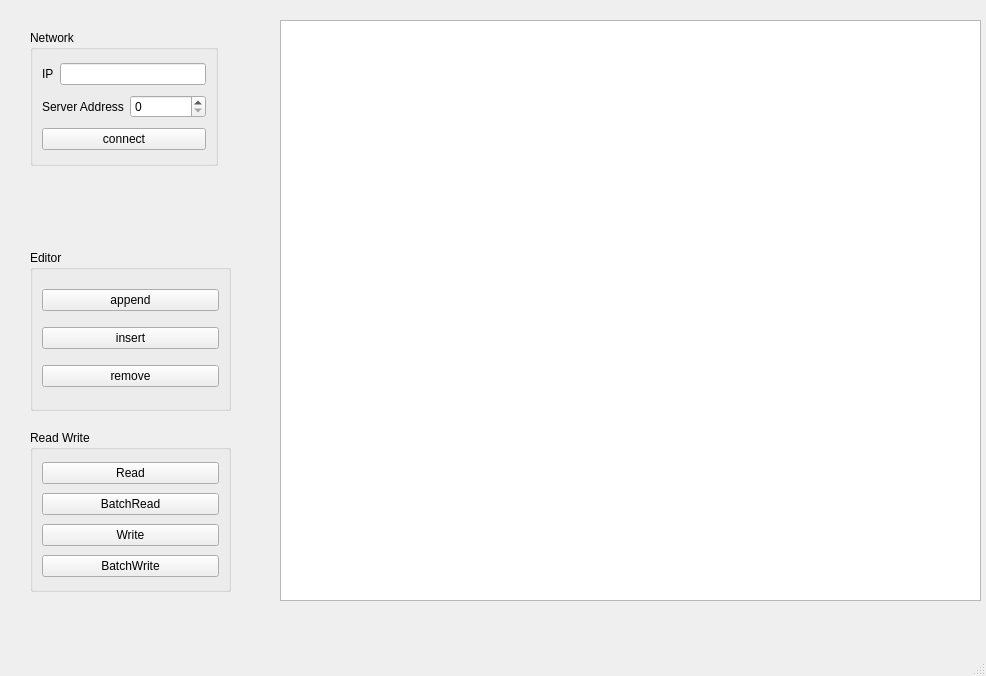
The window that ui/mainwindow.ui (XiaoYangsCode/NetAssist) describes before a commit, drawn with Qt 5.
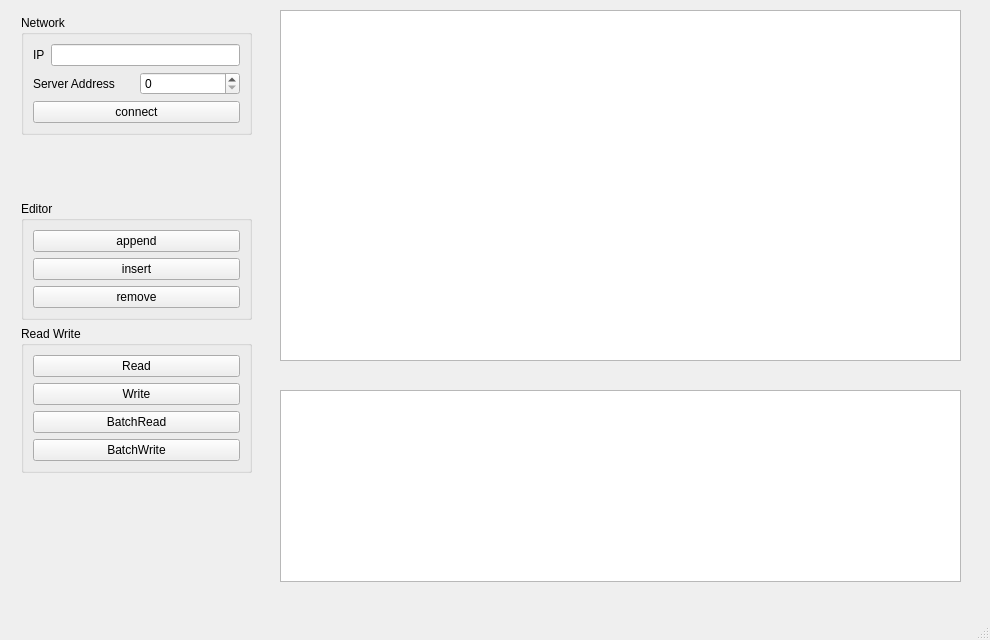
The same window after the commit.

Commit message: 【修改】调整UI

Patch:
```diff
--- a/ui/mainwindow.ui
+++ b/ui/mainwindow.ui
@@ -6,8 +6,8 @@
    <rect>
     <x>0</x>
     <y>0</y>
-    <width>986</width>
-    <height>676</height>
+    <width>990</width>
+    <height>640</height>
    </rect>
   </property>
   <property name="windowTitle">
@@ -18,100 +18,34 @@
     <property name="geometry">
      <rect>
       <x>280</x>
-      <y>20</y>
-      <width>701</width>
-      <height>581</height>
+      <y>10</y>
+      <width>681</width>
+      <height>351</height>
      </rect>
     </property>
    </widget>
-   <widget class="QGroupBox" name="readWriteGroupBox">
+   <widget class="QTextBrowser" name="logTextBrowser">
     <property name="geometry">
      <rect>
-      <x>30</x>
-      <y>430</y>
-      <width>201</width>
-      <height>162</height>
+      <x>280</x>
+      <y>390</y>
+      <width>681</width>
+      <height>192</height>
      </rect>
     </property>
-    <property name="title">
-     <string>Read Write</string>
-    </property>
-    <layout class="QVBoxLayout" name="verticalLayout">
-     <item>
-      <widget class="QPushButton" name="readPushButton">
-       <property name="text">
-        <string>Read</string>
-       </property>
-      </widget>
-     </item>
-     <item>
-      <widget class="QPushButton" name="batchReadPushButton">
-       <property name="text">
-        <string>BatchRead</string>
-       </property>
-      </widget>
-     </item>
-     <item>
-      <widget class="QPushButton" name="writePushButton">
-       <property name="text">
-        <string>Write</string>
-       </property>
-      </widget>
-     </item>
-     <item>
-      <widget class="QPushButton" name="batchWritePushButton">
-       <property name="text">
-        <string>BatchWrite</string>
-       </property>
-      </widget>
-     </item>
-    </layout>
-   </widget>
-   <widget class="QGroupBox" name="editGroupBox">
+   </widget>
+   <widget class="QWidget" name="">
     <property name="geometry">
      <rect>
-      <x>30</x>
-      <y>250</y>
-      <width>201</width>
-      <height>161</height>
+      <x>21</x>
+      <y>15</y>
+      <width>231</width>
+      <height>561</height>
      </rect>
     </property>
-    <property name="title">
-     <string>Editor</string>
-    </property>
-    <layout class="QVBoxLayout" name="verticalLayout_2">
+    <layout class="QVBoxLayout" name="verticalLayout_4">
      <item>
-      <widget class="QPushButton" name="appendPushButton">
-       <property name="text">
-        <string>append</string>
-       </property>
-      </widget>
-     </item>
-     <item>
-      <widget class="QPushButton" name="insertPushButton">
-       <property name="text">
-        <string>insert</string>
-       </property>
-      </widget>
-     </item>
-     <item>
-      <widget class="QPushButton" name="removePushButton">
-       <property name="text">
-        <string>remove</string>
-       </property>
-      </widget>
-     </item>
-    </layout>
-   </widget>
    <widget class="QGroupBox" name="networkGroupBox">
-    <property name="geometry">
-     <rect>
-      <x>30</x>
-      <y>30</y>
-      <width>188</width>
-      <height>136</height>
-     </rect>
-    </property>
     <property name="title">
      <string>Network</string>
     </property>
@@ -164,6 +98,105 @@
      </item>
     </layout>
    </widget>
+     </item>
+     <item>
+      <spacer name="verticalSpacer">
+       <property name="orientation">
+        <enum>Qt::Vertical</enum>
+       </property>
+       <property name="sizeType">
+        <enum>QSizePolicy::Fixed</enum>
+       </property>
+       <property name="sizeHint" stdset="0">
+        <size>
+         <width>20</width>
+         <height>60</height>
+        </size>
+       </property>
+      </spacer>
+     </item>
+     <item>
+      <widget class="QGroupBox" name="editGroupBox">
+       <property name="title">
+        <string>Editor</string>
+       </property>
+       <layout class="QVBoxLayout" name="verticalLayout_2">
+        <item>
+         <widget class="QPushButton" name="appendPushButton">
+          <property name="text">
+           <string>append</string>
+          </property>
+         </widget>
+        </item>
+        <item>
+         <widget class="QPushButton" name="insertPushButton">
+          <property name="text">
+           <string>insert</string>
+          </property>
+         </widget>
+        </item>
+        <item>
+         <widget class="QPushButton" name="removePushButton">
+          <property name="text">
+           <string>remove</string>
+          </property>
+         </widget>
+        </item>
+       </layout>
+      </widget>
+     </item>
+     <item>
+      <widget class="QGroupBox" name="readWriteGroupBox">
+       <property name="title">
+        <string>Read Write</string>
+       </property>
+       <layout class="QVBoxLayout" name="verticalLayout">
+        <item>
+         <widget class="QPushButton" name="readPushButton">
+          <property name="text">
+           <string>Read</string>
+          </property>
+         </widget>
+        </item>
+        <item>
+         <widget class="QPushButton" name="writePushButton">
+          <property name="text">
+           <string>Write</string>
+          </property>
+         </widget>
+        </item>
+        <item>
+         <widget class="QPushButton" name="batchReadPushButton">
+          <property name="text">
+           <string>BatchRead</string>
+          </property>
+         </widget>
+        </item>
+        <item>
+         <widget class="QPushButton" name="batchWritePushButton">
+          <property name="text">
+           <string>BatchWrite</string>
+          </property>
+         </widget>
+        </item>
+       </layout>
+      </widget>
+     </item>
+     <item>
+      <spacer name="verticalSpacer_2">
+       <property name="orientation">
+        <enum>Qt::Vertical</enum>
+       </property>
+       <property name="sizeHint" stdset="0">
+        <size>
+         <width>20</width>
+         <height>40</height>
+        </size>
+       </property>
+      </spacer>
+     </item>
+    </layout>
+   </widget>
   </widget>
   <widget class="QMenuBar" name="menubar">
    <property name="geometry">
```
Left out of the diff: 2 changed lines with no effect on the pictures. Lines whose indentation alone changed are shown as unchanged. The commit also changes 1 other file.
